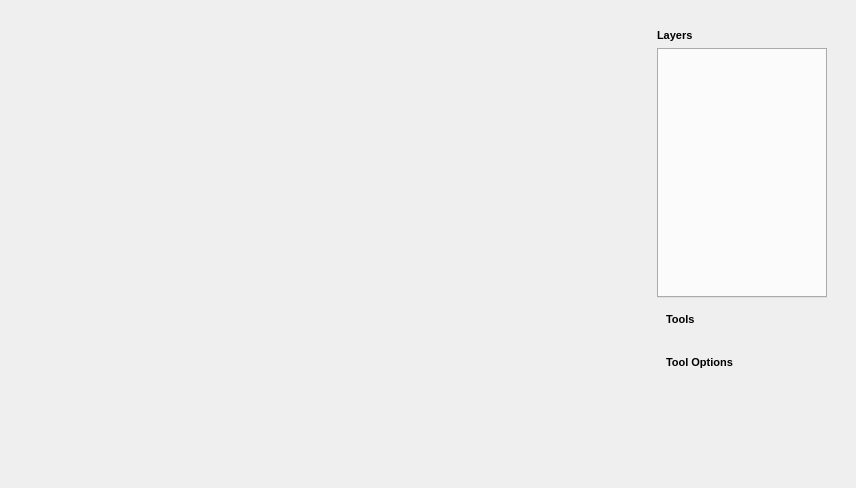
Oli4/oat, file oat/views/ui/ui_annotation_view.ui: the form before one commit.
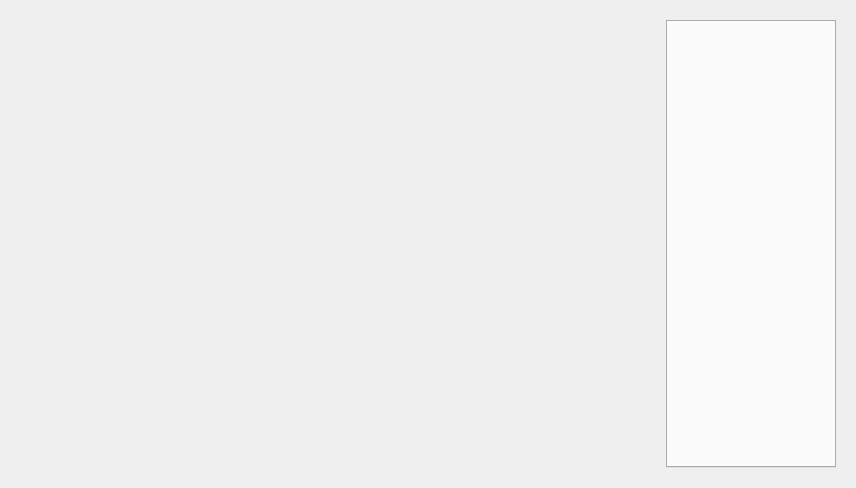
The form after the commit.

Commit message: Many changes; Added Help and tooltips; NIR upload; Spline Tool improvements; Shortcuts; Linked Scene Tabs; Type specific default tool;

```diff
--- a/oat/views/ui/ui_annotation_view.ui
+++ b/oat/views/ui/ui_annotation_view.ui
@@ -48,15 +48,6 @@
     </widget>
    </item>
    <item>
-    <widget class="QWidget" name="widget" native="true">
-     <property name="sizePolicy">
-      <sizepolicy hsizetype="Expanding" vsizetype="Expanding">
-       <horstretch>1</horstretch>
-       <verstretch>0</verstretch>
-      </sizepolicy>
-     </property>
-     <layout class="QVBoxLayout" name="verticalLayout_4">
-      <item>
        <widget class="QWidget" name="widget_2" native="true">
         <property name="sizePolicy">
          <sizepolicy hsizetype="Expanding" vsizetype="Expanding">
@@ -65,29 +56,6 @@
          </sizepolicy>
         </property>
         <layout class="QVBoxLayout" name="verticalLayout_2">
-         <item>
-          <widget class="QLabel" name="label_4">
-           <property name="minimumSize">
-            <size>
-             <width>0</width>
-             <height>0</height>
-            </size>
-           </property>
-           <property name="font">
-            <font>
-             <pointsize>8</pointsize>
-             <weight>75</weight>
-             <bold>true</bold>
-            </font>
-           </property>
-           <property name="text">
-            <string>Layers</string>
-           </property>
-           <property name="alignment">
-            <set>Qt::AlignLeading|Qt::AlignLeft|Qt::AlignVCenter</set>
-           </property>
-          </widget>
-         </item>
          <item>
           <widget class="QTabWidget" name="layerOverview">
            <property name="sizePolicy">
@@ -108,89 +76,6 @@
            <property name="elideMode">
             <enum>Qt::ElideNone</enum>
            </property>
-          </widget>
-         </item>
-         <item>
-          <widget class="QWidget" name="toolboxWidget" native="true">
-           <property name="sizePolicy">
-            <sizepolicy hsizetype="Expanding" vsizetype="MinimumExpanding">
-             <horstretch>100</horstretch>
-             <verstretch>0</verstretch>
-            </sizepolicy>
-           </property>
-           <layout class="QVBoxLayout" name="verticalLayout_7">
-            <item>
-             <widget class="QLabel" name="toolsLabel">
-              <property name="minimumSize">
-               <size>
-                <width>0</width>
-                <height>0</height>
-               </size>
-              </property>
-              <property name="font">
-               <font>
-                <pointsize>8</pointsize>
-                <weight>75</weight>
-                <bold>true</bold>
-               </font>
-              </property>
-              <property name="text">
-               <string>Tools</string>
-              </property>
-              <property name="alignment">
-               <set>Qt::AlignLeading|Qt::AlignLeft|Qt::AlignVCenter</set>
-              </property>
-             </widget>
-            </item>
-            <item>
-             <widget class="QWidget" name="toolsWidget" native="true">
-              <property name="sizePolicy">
-               <sizepolicy hsizetype="Expanding" vsizetype="Minimum">
-                <horstretch>0</horstretch>
-                <verstretch>0</verstretch>
-               </sizepolicy>
-              </property>
-              <layout class="QGridLayout" name="gridLayout"/>
-             </widget>
-            </item>
-            <item>
-             <widget class="QLabel" name="optionsLabel">
-              <property name="minimumSize">
-               <size>
-                <width>0</width>
-                <height>0</height>
-               </size>
-              </property>
-              <property name="font">
-               <font>
-                <pointsize>8</pointsize>
-                <weight>75</weight>
-                <bold>true</bold>
-               </font>
-              </property>
-              <property name="text">
-               <string>Tool Options</string>
-              </property>
-              <property name="alignment">
-               <set>Qt::AlignLeading|Qt::AlignLeft|Qt::AlignVCenter</set>
-              </property>
-             </widget>
-            </item>
-            <item>
-             <widget class="QWidget" name="optionsWidget" native="true">
-              <property name="sizePolicy">
-               <sizepolicy hsizetype="Expanding" vsizetype="MinimumExpanding">
-                <horstretch>0</horstretch>
-                <verstretch>1</verstretch>
-               </sizepolicy>
-              </property>
-              <layout class="QVBoxLayout" name="verticalLayout"/>
-             </widget>
-            </item>
-           </layout>
-          </widget>
-         </item>
-        </layout>
        </widget>
       </item>
      </layout>
```
Lines whose indentation alone changed are shown as unchanged. The commit also changes 34 other files.
